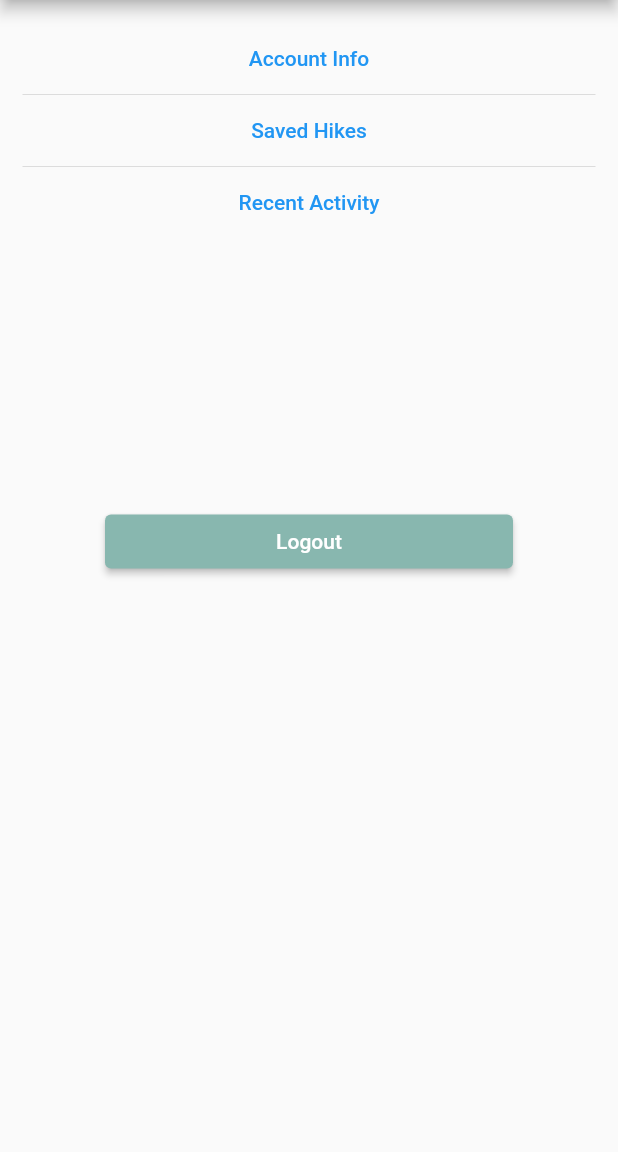
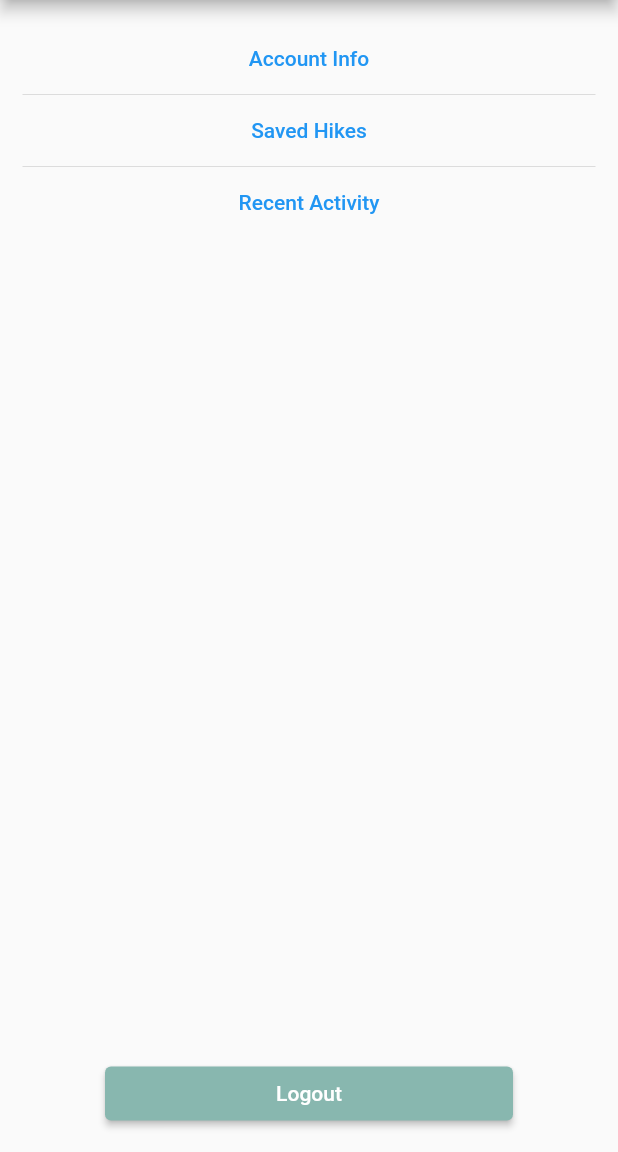
Before and after one commit to anahoward815/MobileProject, a Flutter app: the AccountMenu screen opened by its route, on a phone screen of 412 x 824 dp, the part 84-1236 px from its top. Run offline on Flutter 3.47's test engine with Material 2 defaults, Android fonts, the phone set to English and light mode, and no system bars; missing offline and left inert: dart:ffi.

Commit message:
Update account_menu.dart

```diff
--- a/HikingApp/lib/pages/account_menu.dart
+++ b/HikingApp/lib/pages/account_menu.dart
@@ -21,9 +21,10 @@ class _AccountMenuState extends State<AccountMenu> {
   Widget build(BuildContext context) {
     return Scaffold(
       appBar: appHeader(),
-      body: Container(
-        height: 400,
-        child: Column(
+     // body: Container(
+       // height: 400,
+        //child:
+        body: Column(
           crossAxisAlignment: CrossAxisAlignment.stretch,
           mainAxisAlignment: MainAxisAlignment.start,
           children: [
@@ -70,7 +71,7 @@ class _AccountMenuState extends State<AccountMenu> {
             )
           ],
         ),
-      ),
+      //),
     );
   }
 }
```
